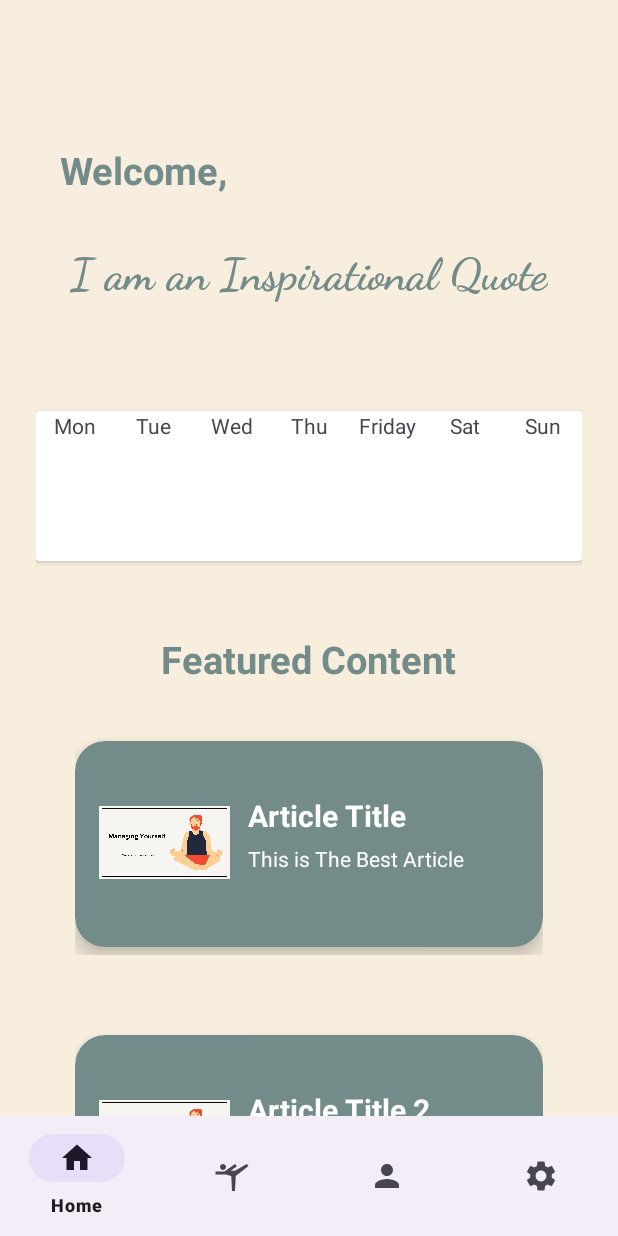
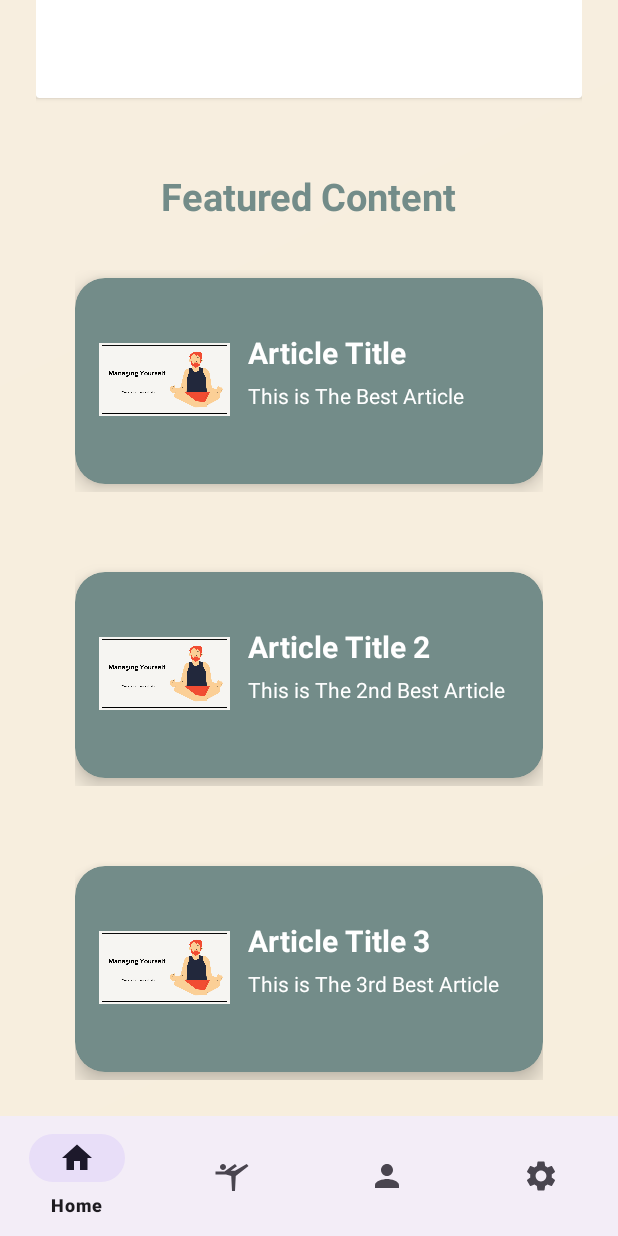
Before and after one commit to LobenKT/mobdeve, an Android app: the screen it shows after launch (HomeActivity), after a tap on "Log In", on a phone screen of 412 x 824 dp. Run offline under Robolectric (Android 15) with nearby library versions, the phone set to English and light mode, and no system bars.

Commit message:
fix home scrolling

```diff
--- a/app/src/main/java/com/mobdeve/s16/mindpal/home/HomeActivity.java
+++ b/app/src/main/java/com/mobdeve/s16/mindpal/home/HomeActivity.java
@@ -26,6 +26,7 @@ public class HomeActivity extends NavigationActivity {
         setupBottomNavigation(); // Setup NavBar
 
         feature_recycler = findViewById(R.id.feature_recycler);
+        feature_recycler.setNestedScrollingEnabled(false);
 
         WelcomeText = (TextView) findViewById(R.id.Welcome_Message);
         String username = getIntent().getStringExtra("KeyUsername");
--- a/app/src/main/res/layout/activity_home.xml
+++ b/app/src/main/res/layout/activity_home.xml
@@ -7,9 +7,16 @@
     android:background="@drawable/gradient_background"
     tools:context=".home.HomeActivity">
 
+    <androidx.core.widget.NestedScrollView
+        android:layout_width="match_parent"
+        android:layout_height="0dp"
+        android:fillViewport="true"
+        app:layout_constraintTop_toTopOf="parent"
+        app:layout_constraintBottom_toTopOf="@id/bottomNavigationView">
+
         <androidx.constraintlayout.widget.ConstraintLayout
             android:layout_width="match_parent"
-        android:layout_height="match_parent"
+            android:layout_height="wrap_content"
             android:padding="24dp">
 
             <TextView
@@ -164,12 +171,13 @@
             <androidx.recyclerview.widget.RecyclerView
                 android:id="@+id/feature_recycler"
                 android:layout_width="360dp"
-            android:layout_height="283dp"
+                android:layout_height="wrap_content"
                 android:layout_marginTop="8dp"
                 app:layout_constraintEnd_toEndOf="parent"
                 app:layout_constraintHorizontal_bias="0.49"
                 app:layout_constraintStart_toStartOf="parent"
                 app:layout_constraintTop_toBottomOf="@+id/textView8" />
+
 
             <TextView
                 android:id="@+id/textView9"
@@ -187,6 +195,7 @@
                 app:layout_constraintTop_toBottomOf="@+id/Welcome_Message"
                 app:layout_constraintVertical_bias="0.8" />
         </androidx.constraintlayout.widget.ConstraintLayout>
+    </androidx.core.widget.NestedScrollView>
 
     <com.google.android.material.bottomnavigation.BottomNavigationView
         android:id="@+id/bottomNavigationView"
```
Lines whose indentation alone changed are shown as unchanged.
